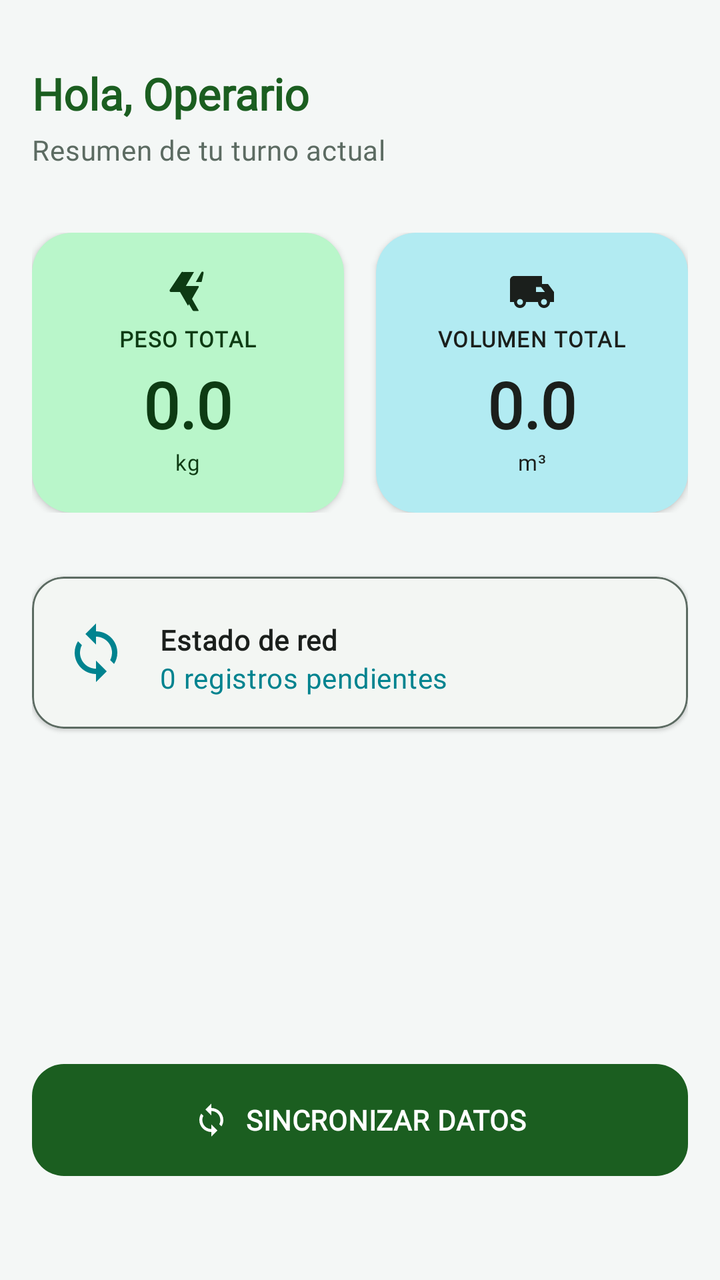
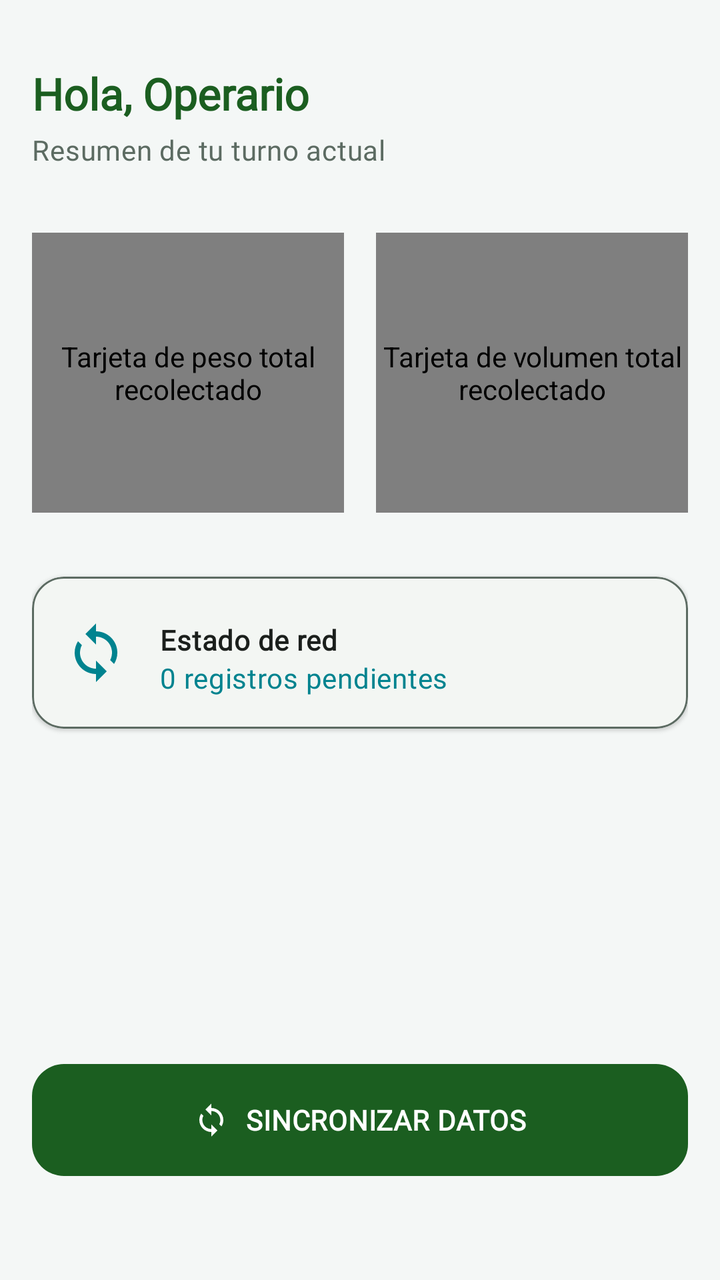

Compare the two renders of this Android layout. The source of the first and the diff that turns it into the second are given below.
<!-- AndroidManifest.xml: application theme Theme.ANDROID -->
<!-- res/layout/fragment_dashboard.xml -->
<?xml version="1.0" encoding="utf-8"?>
<androidx.constraintlayout.widget.ConstraintLayout xmlns:android="http://schemas.android.com/apk/res/android"
    xmlns:app="http://schemas.android.com/apk/res-auto"
    android:layout_width="match_parent"
    android:layout_height="match_parent"
    android:background="?android:attr/colorBackground"
    android:padding="16dp">

    
    <TextView
        android:id="@+id/tvWelcome"
        android:layout_width="wrap_content"
        android:layout_height="wrap_content"
        android:text="Hola, Operario"
        android:textAppearance="@style/TextAppearance.App.TitleLarge"
        android:textColor="?attr/colorPrimary"
        app:layout_constraintTop_toTopOf="parent"
        app:layout_constraintStart_toStartOf="parent"
        android:layout_marginTop="16dp"/>

    <TextView
        android:id="@+id/tvDate"
        android:layout_width="wrap_content"
        android:layout_height="wrap_content"
        android:text="Resumen de tu turno actual"
        android:textAppearance="@style/TextAppearance.App.BodyMedium"
        android:textColor="?attr/colorOnSurfaceVariant"
        app:layout_constraintTop_toBottomOf="@id/tvWelcome"
        app:layout_constraintStart_toStartOf="parent"
        android:layout_marginTop="4dp"/>

    
    <LinearLayout
        android:id="@+id/llKpis"
        android:layout_width="match_parent"
        android:layout_height="wrap_content"
        android:orientation="horizontal"
        android:layout_marginTop="32dp"
        app:layout_constraintTop_toBottomOf="@id/tvDate">

        
        <com.google.android.material.card.MaterialCardView
            android:layout_width="0dp"
            android:layout_height="140dp"
            android:layout_weight="1"
            android:layout_marginEnd="8dp"
            app:cardBackgroundColor="?attr/colorPrimaryContainer"
            app:cardCornerRadius="20dp"
            app:strokeWidth="0dp"
            app:cardElevation="2dp">

            <LinearLayout
                android:layout_width="match_parent"
                android:layout_height="match_parent"
                android:gravity="center"
                android:orientation="vertical"
                android:padding="16dp">

                <ImageView
                    android:layout_width="24dp"
                    android:layout_height="24dp"
                    android:src="@drawable/ic_recycle"
                    app:tint="?attr/colorOnPrimaryContainer"
                    android:layout_marginBottom="4dp"/>

                <TextView
                    android:layout_width="wrap_content"
                    android:layout_height="wrap_content"
                    android:text="PESO TOTAL"
                    android:textAppearance="@style/TextAppearance.App.LabelSmall"
                    android:textStyle="bold"
                    android:textColor="?attr/colorOnPrimaryContainer"/>

                <TextView
                    android:id="@+id/tvTotalPeso"
                    android:layout_width="wrap_content"
                    android:layout_height="wrap_content"
                    android:text="0.0"
                    android:textSize="32sp"
                    android:fontFamily="@font/manrope"
                    android:textStyle="bold"
                    android:textColor="?attr/colorOnPrimaryContainer"
                    android:layout_marginTop="4dp"/>
                <TextView
                    android:layout_width="wrap_content"
                    android:layout_height="wrap_content"
                    android:text="kg"
                    android:textAppearance="@style/TextAppearance.App.LabelSmall"
                    android:textColor="?attr/colorOnPrimaryContainer"/>
            </LinearLayout>
        </com.google.android.material.card.MaterialCardView>

        
        <com.google.android.material.card.MaterialCardView
            android:layout_width="0dp"
            android:layout_height="140dp"
            android:layout_weight="1"
            android:layout_marginStart="8dp"
            app:cardBackgroundColor="?attr/colorSecondaryContainer"
            app:cardCornerRadius="20dp"
            app:strokeWidth="0dp"
            app:cardElevation="2dp">

            <LinearLayout
                android:layout_width="match_parent"
                android:layout_height="match_parent"
                android:gravity="center"
                android:orientation="vertical"
                android:padding="16dp">

                <ImageView
                    android:layout_width="24dp"
                    android:layout_height="24dp"
                    android:src="@drawable/ic_truck"
                    app:tint="?attr/colorOnSecondaryContainer"
                    android:layout_marginBottom="4dp"/>

                <TextView
                    android:layout_width="wrap_content"
                    android:layout_height="wrap_content"
                    android:text="VOLUMEN TOTAL"
                    android:textAppearance="@style/TextAppearance.App.LabelSmall"
                    android:textStyle="bold"
                    android:textColor="?attr/colorOnSecondaryContainer"/>

                <TextView
                    android:id="@+id/tvTotalVolumen"
                    android:layout_width="wrap_content"
                    android:layout_height="wrap_content"
                    android:text="0.0"
                    android:textSize="32sp"
                    android:fontFamily="@font/manrope"
                    android:textStyle="bold"
                    android:textColor="?attr/colorOnSecondaryContainer"
                    android:layout_marginTop="4dp"/>
                <TextView
                    android:layout_width="wrap_content"
                    android:layout_height="wrap_content"
                    android:text="m³"
                    android:textAppearance="@style/TextAppearance.App.LabelSmall"
                    android:textColor="?attr/colorOnSecondaryContainer"/>
            </LinearLayout>
        </com.google.android.material.card.MaterialCardView>

    </LinearLayout>

    
    <com.google.android.material.card.MaterialCardView
        android:id="@+id/cardSyncStatus"
        android:layout_width="match_parent"
        android:layout_height="wrap_content"
        android:layout_marginTop="32dp"
        app:cardBackgroundColor="?attr/colorSurface"
        app:cardCornerRadius="16dp"
        app:cardElevation="1dp"
        app:strokeWidth="1dp"
        app:strokeColor="?attr/colorOutline"
        app:layout_constraintTop_toBottomOf="@id/llKpis">

        <androidx.constraintlayout.widget.ConstraintLayout
            android:layout_width="match_parent"
            android:layout_height="wrap_content"
            android:padding="16dp">

            <ImageView
                android:id="@+id/ivSyncIcon"
                android:layout_width="32dp"
                android:layout_height="32dp"
                android:src="@drawable/ic_sync"
                app:tint="?attr/colorSecondary"
                app:layout_constraintTop_toTopOf="parent"
                app:layout_constraintBottom_toBottomOf="parent"
                app:layout_constraintStart_toStartOf="parent"/>

            <TextView
                android:id="@+id/tvPendingCountTitle"
                android:layout_width="wrap_content"
                android:layout_height="wrap_content"
                android:text="Estado de red"
                android:textAppearance="@style/TextAppearance.App.BodyMedium"
                android:textStyle="bold"
                android:textColor="?attr/colorOnSurface"
                app:layout_constraintTop_toTopOf="@id/ivSyncIcon"
                app:layout_constraintStart_toEndOf="@id/ivSyncIcon"
                android:layout_marginStart="16dp"/>

            <TextView
                android:id="@+id/tvPendingCount"
                android:layout_width="wrap_content"
                android:layout_height="wrap_content"
                android:text="0 registros pendientes"
                android:textAppearance="@style/TextAppearance.App.BodyMedium"
                android:textColor="?attr/colorSecondary"
                app:layout_constraintTop_toBottomOf="@id/tvPendingCountTitle"
                app:layout_constraintStart_toEndOf="@id/ivSyncIcon"
                android:layout_marginStart="16dp"/>

        </androidx.constraintlayout.widget.ConstraintLayout>
    </com.google.android.material.card.MaterialCardView>

    
    <com.google.android.material.button.MaterialButton
        android:id="@+id/btnSyncNow"
        android:layout_width="match_parent"
        android:layout_height="64dp"
        android:layout_marginBottom="32dp"
        android:text="SINCRONIZAR DATOS"
        android:textAppearance="@style/TextAppearance.App.BodyMedium"
        android:textStyle="bold"
        app:cornerRadius="16dp"
        app:icon="@drawable/ic_sync"
        app:iconGravity="textStart"
        app:layout_constraintBottom_toBottomOf="parent"
        app:layout_constraintStart_toStartOf="parent"
        app:layout_constraintEnd_toEndOf="parent" />

</androidx.constraintlayout.widget.ConstraintLayout>
<!-- resources referenced by this layout -->
<resources>
  <!-- drawable ic_recycle (drawable) -->
  <vector xmlns:android="http://schemas.android.com/apk/res/android"
      android:width="24dp"
      android:height="24dp"
      android:viewportWidth="24"
      android:viewportHeight="24"
      android:tint="?attr/colorControlNormal">
    <path
        android:fillColor="@android:color/white"
        android:pathData="M17.3,9.7L12,18.9L6.7,9.7c-0.2,-0.3 0,-0.7 0.4,-0.7h10C17.4,9 17.5,9.4 17.3,9.7zM18.8,7h-2.9l2.8,-4.9c0.2,-0.3 0.6,-0.4 0.9,-0.2c0.2,0.1 0.2,0.3 0.2,0.5C19.7,3 19.4,4.5 18.8,7zM15,2L9.2,12H3.5C3.1,12 2.8,11.7 2.8,11.3c0,-0.1 0,-0.3 0.1,-0.4L8.7,2.2C8.9,1.9 9.3,1.8 9.6,2C9.7,2 9.9,2.2 9.9,2L15,2zM15,21.5c-0.3,0 -0.5,-0.1 -0.7,-0.3L8.5,11h3l5.8,10.2C17.4,21.5 17.3,21.5 15,21.5z"/>
  </vector>
  <!-- drawable ic_sync (drawable) -->
  <vector xmlns:android="http://schemas.android.com/apk/res/android"
      android:width="24dp"
      android:height="24dp"
      android:viewportWidth="24"
      android:viewportHeight="24"
      android:tint="?attr/colorControlNormal">
    <path
        android:fillColor="@android:color/white"
        android:pathData="M12,4V1L8,5l4,4V6c3.31,0 6,2.69 6,6c0,1.01 -0.25,1.97 -0.7,2.8l1.46,1.46C19.54,15.03 20,13.57 20,12C20,7.58 16.42,4 12,4zM12,18c-3.31,0 -6,-2.69 -6,-6c0,-1.01 0.25,-1.97 0.7,-2.8L5.24,7.74C4.46,8.97 4,10.43 4,12c0,4.42 3.58,8 8,8v3l4,-4l-4,-4V18z"/>
  </vector>
  <!-- drawable ic_truck (drawable) -->
  <vector xmlns:android="http://schemas.android.com/apk/res/android"
      android:width="24dp"
      android:height="24dp"
      android:viewportWidth="24"
      android:viewportHeight="24"
      android:tint="?attr/colorControlNormal">
    <path
        android:fillColor="@android:color/white"
        android:pathData="M20,8h-3V4H3c-1.1,0 -2,0.9 -2,2v11h2c0,1.66 1.34,3 3,3s3,-1.34 3,-3h6c0,1.66 1.34,3 3,3s3,-1.34 3,-3h2v-5l-3,-4zM6,18.5c-0.83,0 -1.5,-0.67 -1.5,-1.5s0.67,-1.5 1.5,-1.5s1.5,0.67 1.5,1.5S6.83,18.5 6,18.5zM18,18.5c-0.83,0 -1.5,-0.67 -1.5,-1.5s0.67,-1.5 1.5,-1.5s1.5,0.67 1.5,1.5S18.83,18.5 18,18.5zM17,12h-3V9.5h2.5l1.96,2.5H17z"/>
  </vector>
  <style name="TextAppearance.App.BodyMedium" parent="TextAppearance.Material3.BodyMedium">
          <item name="fontFamily">@font/inter</item>
          <item name="android:fontFamily">@font/inter</item>
          <item name="android:textStyle">normal</item>
      </style>
  <style name="TextAppearance.App.LabelSmall" parent="TextAppearance.Material3.LabelSmall">
          <item name="fontFamily">@font/inter</item>
          <item name="android:fontFamily">@font/inter</item>
          <item name="android:textStyle">normal</item>
      </style>
  <style name="TextAppearance.App.TitleLarge" parent="TextAppearance.Material3.TitleLarge">
          <item name="fontFamily">@font/manrope</item>
          <item name="android:fontFamily">@font/manrope</item>
          <item name="android:textStyle">bold</item>
      </style>
  <style name="Theme.ANDROID" parent="Base.Theme.ANDROID" />
  <color name="eco_primary">#1B5E20</color>
  <color name="eco_surface">#FFFFFF</color>
  <color name="eco_primary_container">#B9F6CA</color>
  <color name="eco_primary_dark">#0D3B13</color>
  <color name="eco_secondary">#00838F</color>
  <color name="eco_secondary_container">#B2EBF2</color>
  <color name="eco_text_primary">#1B1F1C</color>
  <color name="eco_tertiary_accent">#F57F17</color>
  <color name="eco_background">#F4F7F6</color>
  <color name="eco_surface_variant">#E7F0EC</color>
  <color name="eco_text_secondary">#5C6B62</color>
  <color name="eco_danger">#C62828</color>
  <!-- unchanged entries left out for length: 1 -->
</resources>

<!-- the commit's change to res/layout/fragment_dashboard.xml (unified diff, before → after) -->
@@ -14,6 +14,7 @@
         android:text="Hola, Operario"
         android:textAppearance="@style/TextAppearance.App.TitleLarge"
         android:textColor="?attr/colorPrimary"
+        android:contentDescription="Mensaje de bienvenida"
         app:layout_constraintTop_toTopOf="parent"
         app:layout_constraintStart_toStartOf="parent"
         android:layout_marginTop="16dp"/>
@@ -25,6 +26,7 @@
         android:text="Resumen de tu turno actual"
         android:textAppearance="@style/TextAppearance.App.BodyMedium"
         android:textColor="?attr/colorOnSurfaceVariant"
+        android:contentDescription="Subtítulo del resumen"
         app:layout_constraintTop_toBottomOf="@id/tvWelcome"
         app:layout_constraintStart_toStartOf="parent"
         android:layout_marginTop="4dp"/>
@@ -39,108 +41,32 @@
         app:layout_constraintTop_toBottomOf="@id/tvDate">
 
         
-        <com.google.android.material.card.MaterialCardView
+        <com.example.android.ui.components.StatusCardView
+            android:id="@+id/cardTotalPeso"
             android:layout_width="0dp"
             android:layout_height="140dp"
             android:layout_weight="1"
             android:layout_marginEnd="8dp"
             app:cardBackgroundColor="?attr/colorPrimaryContainer"
-            app:cardCornerRadius="20dp"
-            app:strokeWidth="0dp"
-            app:cardElevation="2dp">
-
-            <LinearLayout
-                android:layout_width="match_parent"
-                android:layout_height="match_parent"
-                android:gravity="center"
-                android:orientation="vertical"
-                android:padding="16dp">
-
-                <ImageView
-                    android:layout_width="24dp"
-                    android:layout_height="24dp"
-                    android:src="@drawable/ic_recycle"
-                    app:tint="?attr/colorOnPrimaryContainer"
-                    android:layout_marginBottom="4dp"/>
-
-                <TextView
-                    android:layout_width="wrap_content"
-                    android:layout_height="wrap_content"
-                    android:text="PESO TOTAL"
-                    android:textAppearance="@style/TextAppearance.App.LabelSmall"
-                    android:textStyle="bold"
-                    android:textColor="?attr/colorOnPrimaryContainer"/>
-
-                <TextView
-                    android:id="@+id/tvTotalPeso"
-                    android:layout_width="wrap_content"
-                    android:layout_height="wrap_content"
-                    android:text="0.0"
-                    android:textSize="32sp"
-                    android:fontFamily="@font/manrope"
-                    android:textStyle="bold"
-                    android:textColor="?attr/colorOnPrimaryContainer"
-                    android:layout_marginTop="4dp"/>
-                <TextView
-                    android:layout_width="wrap_content"
-                    android:layout_height="wrap_content"
-                    android:text="kg"
-                    android:textAppearance="@style/TextAppearance.App.LabelSmall"
-                    android:textColor="?attr/colorOnPrimaryContainer"/>
-            </LinearLayout>
-        </com.google.android.material.card.MaterialCardView>
+            app:cardTitle="PESO TOTAL"
+            app:cardUnit="kg"
+            app:cardIcon="@drawable/ic_recycle"
+            app:cardTintColor="?attr/colorOnPrimaryContainer"
+            android:contentDescription="Tarjeta de peso total recolectado"/>
 
         
-        <com.google.android.material.card.MaterialCardView
+        <com.example.android.ui.components.StatusCardView
+            android:id="@+id/cardTotalVolumen"
             android:layout_width="0dp"
             android:layout_height="140dp"
             android:layout_weight="1"
             android:layout_marginStart="8dp"
             app:cardBackgroundColor="?attr/colorSecondaryContainer"
-            app:cardCornerRadius="20dp"
-            app:strokeWidth="0dp"
-            app:cardElevation="2dp">
-
-            <LinearLayout
-                android:layout_width="match_parent"
-                android:layout_height="match_parent"
-                android:gravity="center"
-                android:orientation="vertical"
-                android:padding="16dp">
-
-                <ImageView
-                    android:layout_width="24dp"
-                    android:layout_height="24dp"
-                    android:src="@drawable/ic_truck"
-                    app:tint="?attr/colorOnSecondaryContainer"
-                    android:layout_marginBottom="4dp"/>
-
-                <TextView
-                    android:layout_width="wrap_content"
-                    android:layout_height="wrap_content"
-                    android:text="VOLUMEN TOTAL"
-                    android:textAppearance="@style/TextAppearance.App.LabelSmall"
-                    android:textStyle="bold"
-                    android:textColor="?attr/colorOnSecondaryContainer"/>
-
-                <TextView
-                    android:id="@+id/tvTotalVolumen"
-                    android:layout_width="wrap_content"
-                    android:layout_height="wrap_content"
-                    android:text="0.0"
-                    android:textSize="32sp"
-                    android:fontFamily="@font/manrope"
-                    android:textStyle="bold"
-                    android:textColor="?attr/colorOnSecondaryContainer"
-                    android:layout_marginTop="4dp"/>
-                <TextView
-                    android:layout_width="wrap_content"
-                    android:layout_height="wrap_content"
-                    android:text="m³"
-                    android:textAppearance="@style/TextAppearance.App.LabelSmall"
-                    android:textColor="?attr/colorOnSecondaryContainer"/>
-            </LinearLayout>
-        </com.google.android.material.card.MaterialCardView>
+            app:cardTitle="VOLUMEN TOTAL"
+            app:cardUnit="m³"
+            app:cardIcon="@drawable/ic_truck"
+            app:cardTintColor="?attr/colorOnSecondaryContainer"
+            android:contentDescription="Tarjeta de volumen total recolectado"/>
 
     </LinearLayout>
 
@@ -155,7 +81,8 @@
         app:cardElevation="1dp"
         app:strokeWidth="1dp"
         app:strokeColor="?attr/colorOutline"
-        app:layout_constraintTop_toBottomOf="@id/llKpis">
+        app:layout_constraintTop_toBottomOf="@id/llKpis"
+        android:contentDescription="Estado actual de sincronización">
 
         <androidx.constraintlayout.widget.ConstraintLayout
             android:layout_width="match_parent"
@@ -170,7 +97,8 @@
                 app:tint="?attr/colorSecondary"
                 app:layout_constraintTop_toTopOf="parent"
                 app:layout_constraintBottom_toBottomOf="parent"
-                app:layout_constraintStart_toStartOf="parent"/>
+                app:layout_constraintStart_toStartOf="parent"
+                android:importantForAccessibility="no"/>
 
             <TextView
                 android:id="@+id/tvPendingCountTitle"
@@ -202,11 +130,13 @@
     <com.google.android.material.button.MaterialButton
         android:id="@+id/btnSyncNow"
         android:layout_width="match_parent"
-        android:layout_height="64dp"
+        android:layout_height="wrap_content"
+        android:minHeight="64dp"
         android:layout_marginBottom="32dp"
         android:text="SINCRONIZAR DATOS"
         android:textAppearance="@style/TextAppearance.App.BodyMedium"
         android:textStyle="bold"
+        android:contentDescription="Sincronizar datos con el servidor"
         app:cornerRadius="16dp"
         app:icon="@drawable/ic_sync"
         app:iconGravity="textStart"
<!-- resource entries referenced after the edit -->
@@ -38,11 +38,6 @@
           <item name="android:fontFamily">@font/inter</item>
           <item name="android:textStyle">normal</item>
       </style>
-  <style name="TextAppearance.App.LabelSmall" parent="TextAppearance.Material3.LabelSmall">
-          <item name="fontFamily">@font/inter</item>
-          <item name="android:fontFamily">@font/inter</item>
-          <item name="android:textStyle">normal</item>
-      </style>
   <style name="TextAppearance.App.TitleLarge" parent="TextAppearance.Material3.TitleLarge">
           <item name="fontFamily">@font/manrope</item>
           <item name="android:fontFamily">@font/manrope</item>
